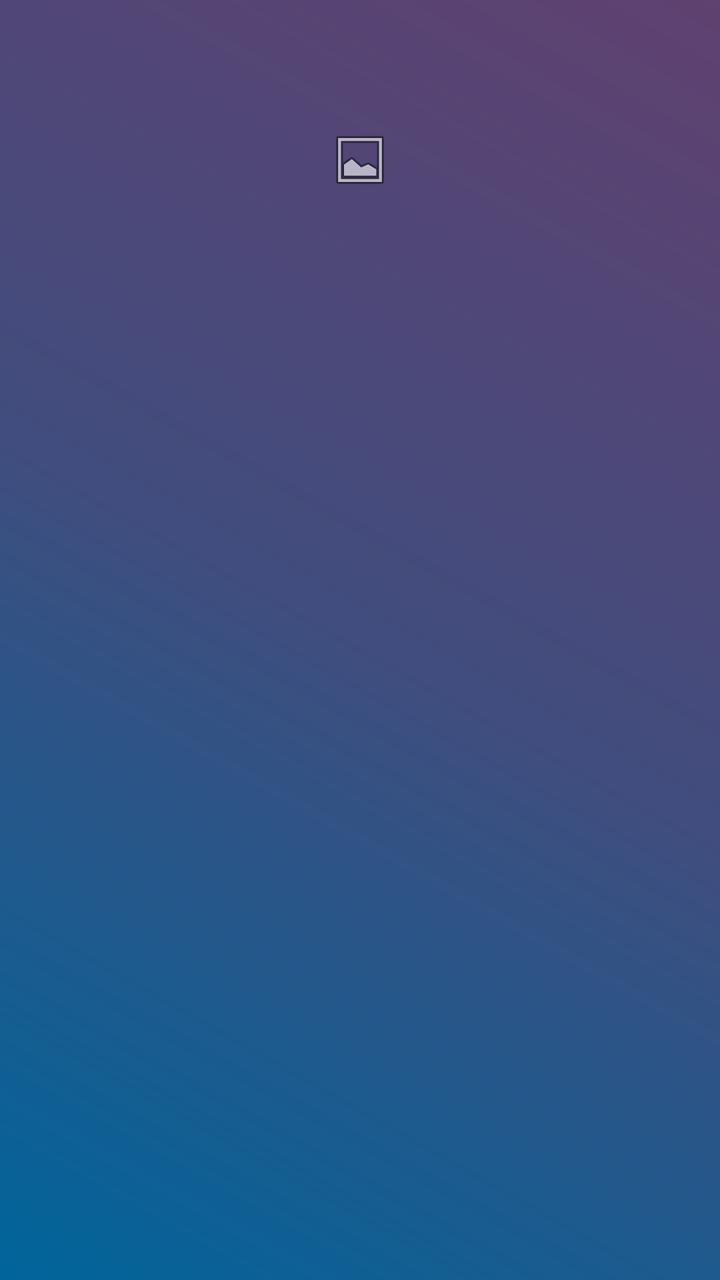
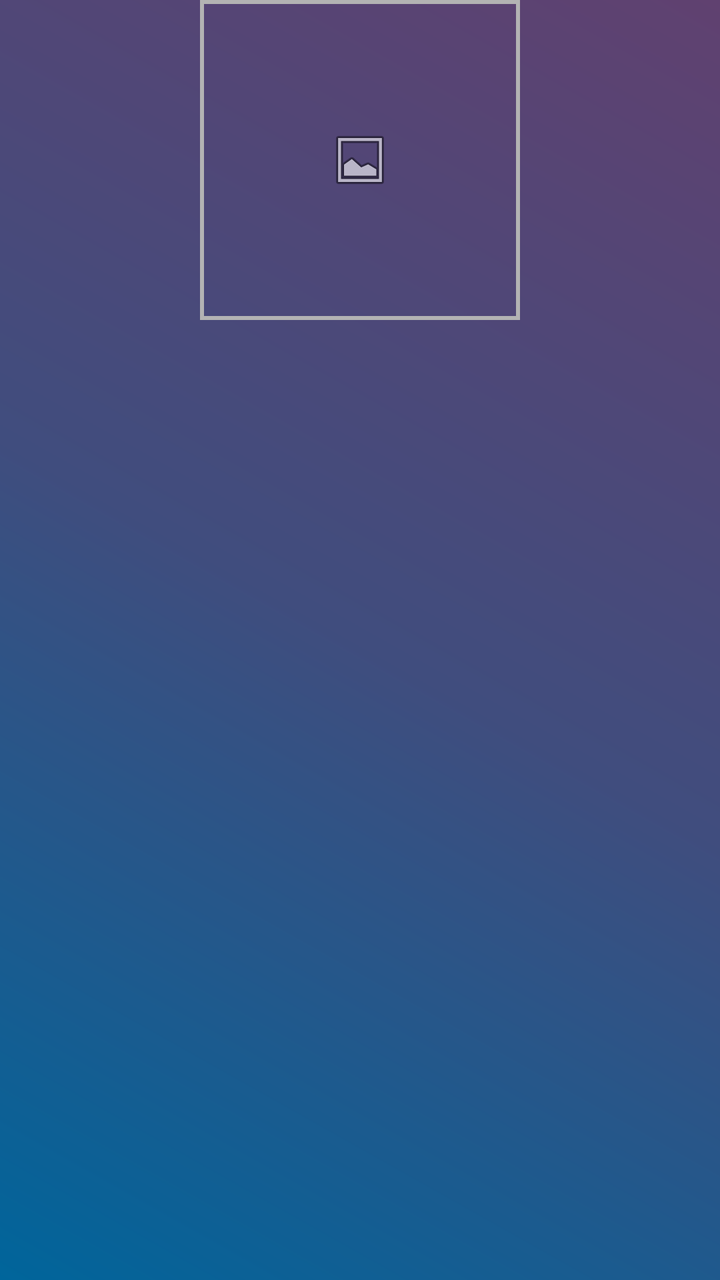

The first picture is an Android layout as it rendered before a commit; the second is the same layout after the commit. The layout source and the unified diff follow.
<!-- AndroidManifest.xml: application theme Theme.FloatingGhostImage -->
<!-- res/layout/item_image_history.xml -->
<?xml version="1.0" encoding="utf-8"?>
<LinearLayout xmlns:android="http://schemas.android.com/apk/res/android"
    android:layout_width="match_parent"
    android:layout_height="wrap_content"
    android:clipChildren="false"
    android:clipToPadding="false"
    android:gravity="center_horizontal"
    android:orientation="vertical"
    android:paddingHorizontal="16dp">

    <ImageView
        android:id="@+id/imgItemThumb"
        android:layout_width="160dp"
        android:layout_height="160dp"
        android:adjustViewBounds="false"
        android:scaleType="centerInside"
        android:src="@android:drawable/ic_menu_gallery" />
</LinearLayout>
<!-- resources referenced by this layout -->
<resources>
  <style name="Theme.FloatingGhostImage" parent="Theme.AppCompat.Light.NoActionBar">
          
          <item name="android:windowBackground">@drawable/background_gradient</item>
  
          
          <item name="android:statusBarColor">@android:color/transparent</item>
          <item name="android:navigationBarColor">@android:color/transparent</item>
          <item name="android:navigationBarDividerColor">@android:color/transparent</item>
          <item name="android:enforceNavigationBarContrast">false</item>
          <item name="android:windowDrawsSystemBarBackgrounds">true</item>
          <item name="android:windowLayoutInDisplayCutoutMode">shortEdges</item>
  
          
          <item name="android:windowLightStatusBar">false</item>
          <item name="android:windowLightNavigationBar">false</item>
      </style>
  <!-- drawable background_gradient (drawable) -->
  <?xml version="1.0" encoding="utf-8"?>
  <shape xmlns:android="http://schemas.android.com/apk/res/android"
      android:shape="rectangle">
      <gradient
          android:type="linear"
          android:angle="45"
          android:startColor="#00659B"
          android:centerColor="#404D7E"
          android:endColor="#604170" />
  </shape>
</resources>

<!-- the commit's change to res/layout/item_image_history.xml (unified diff, before → after) -->
@@ -13,6 +13,8 @@
         android:layout_width="160dp"
         android:layout_height="160dp"
         android:adjustViewBounds="false"
+        android:background="@drawable/thumb_frame"
+        android:importantForAccessibility="no"
         android:scaleType="centerInside"
         android:src="@android:drawable/ic_menu_gallery" />
 </LinearLayout>
<!-- resource entries referenced after the edit -->
@@ -1,5 +1,13 @@
 <!-- resources referenced by this layout -->
 <resources>
+  <!-- drawable thumb_frame (drawable) -->
+  <?xml version="1.0" encoding="utf-8"?>
+  <shape xmlns:android="http://schemas.android.com/apk/res/android"
+      android:shape="rectangle">
+      <stroke
+          android:width="2dp"
+          android:color="#FFB3B3B3" />
+  </shape>
   <style name="Theme.FloatingGhostImage" parent="Theme.AppCompat.Light.NoActionBar">
           
           <item name="android:windowBackground">@drawable/background_gradient</item>
